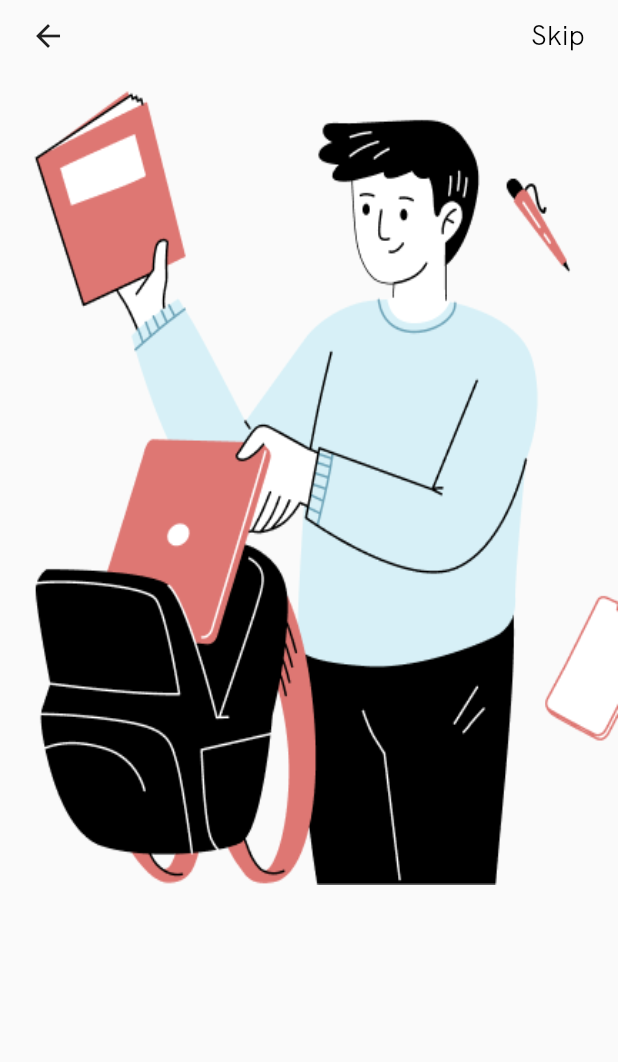
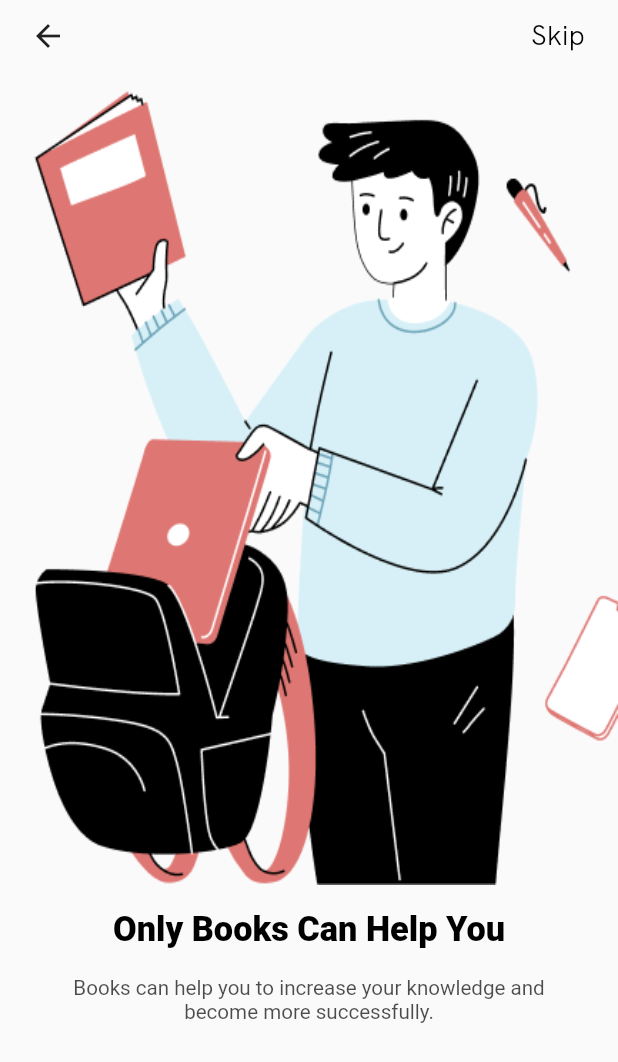
Before and after one commit to MohaamedHamdy/MVVM_Books_App, a Flutter app: the screen it shows after launch, on a phone screen of 412 x 824 dp. Shown: the top 1062 px of the screen. Run offline on Flutter 3.47's test engine with Material 2 defaults, Android fonts, the phone set to English and light mode, and no system bars; our stand-ins replace flutter_screenutil.

Commit message:
text section in onBoarding done

```diff
--- a/lib/core/utils/styles.dart
+++ b/lib/core/utils/styles.dart
@@ -7,9 +7,25 @@ class Style {
     fontWeight: FontWeight.bold,
     color: Colors.black,
   );
+  static TextStyle styles20 = TextStyle(
+    fontSize: 20.sp,
+    fontWeight: FontWeight.w900,
+    color: Colors.black,
+    // fontFamily: 'HK GROTESK',
+  );
+  static TextStyle styles18 = TextStyle(
+    fontSize: 18.sp,
+    fontWeight: FontWeight.bold,
+    color: Colors.black,
+  );
   static TextStyle styles16 = TextStyle(
     fontSize: 16.sp,
     fontWeight: FontWeight.normal,
     color: Colors.black,
   );
+  static TextStyle styles12 = TextStyle(
+    fontSize: 12.sp,
+    fontWeight: FontWeight.normal,
+    color: Colors.black.withOpacity(0.7),
+  );
 }
--- a/lib/features/onBoarding/presetntation/view/widgets/on_board_body.dart
+++ b/lib/features/onBoarding/presetntation/view/widgets/on_board_body.dart
@@ -1,9 +1,9 @@
 // ignore_for_file: public_member_api_docs, sort_constructors_first
 import 'package:flutter/material.dart';
 import 'package:flutter_screenutil/flutter_screenutil.dart';
-
 import 'custom_app_bar.dart';
 import 'images_on_board.dart';
+import 'text_section.dart';
 
 class OnBoardBody extends StatelessWidget {
   const OnBoardBody({super.key});
@@ -27,6 +27,9 @@ class OnBoardBody extends StatelessWidget {
                 index: index,
               ),
             ),
+            TextSection(
+              index: index,
+            ),
           ],
         );
       },
--- /dev/null
+++ b/lib/features/onBoarding/presetntation/view/widgets/text_section.dart
@@ -0,0 +1,61 @@
+import 'package:flutter/material.dart';
+import 'package:flutter_screenutil/flutter_screenutil.dart';
+import 'package:mvvm_books/core/utils/styles.dart';
+
+class TextSection extends StatelessWidget {
+  const TextSection({
+    Key? key,
+    required this.index,
+  }) : super(key: key);
+
+  final int index;
+  static List titleText = [
+    'Only Books Can Help You',
+    'Think Smartly',
+    'Books Has Power To Change Every Thing',
+  ];
+
+  static List bodyText = [
+    'Books can help you to increase your knowledge and become more successfully.',
+    'It\'s 2022 and it\'s time to learn every quickly and smartly. All books are storage in cloud and you can access all of them from your laptop or PC. ',
+    'We have true friend in our life and the books is that. Book has power to chnage yourself and make you more valueable.',
+  ];
+
+  @override
+  Widget build(BuildContext context) {
+    return Padding(
+      padding: EdgeInsets.only(top: 14.h, left: 20.w, right: 20.w),
+      child: Column(
+        mainAxisAlignment: MainAxisAlignment.center,
+        crossAxisAlignment: CrossAxisAlignment.center,
+        children: [
+          RichText(
+            textAlign: TextAlign.center,
+            text: TextSpan(
+              style: Style.styles20,
+              children: [
+                TextSpan(
+                  text: titleText[index],
+                ),
+              ],
+            ),
+          ),
+          SizedBox(
+            height: 14.h,
+          ),
+          RichText(
+            textAlign: TextAlign.center,
+            text: TextSpan(
+              style: Style.styles12,
+              children: [
+                TextSpan(
+                  text: bodyText[index],
+                ),
+              ],
+            ),
+          ),
+        ],
+      ),
+    );
+  }
+}
```
